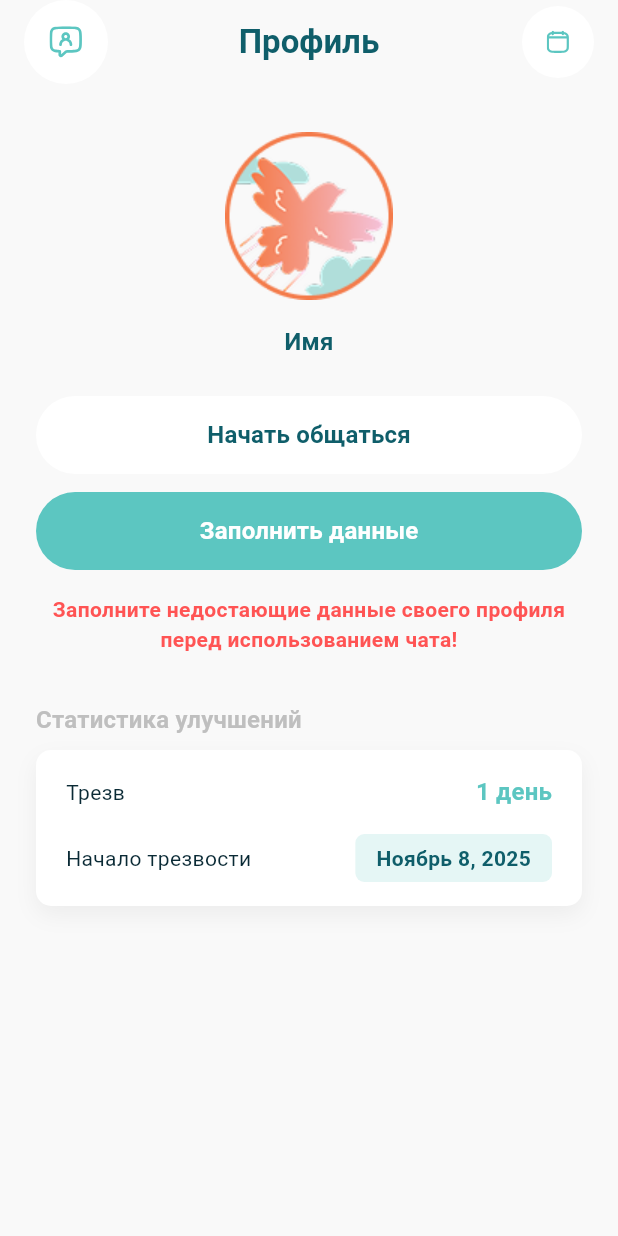
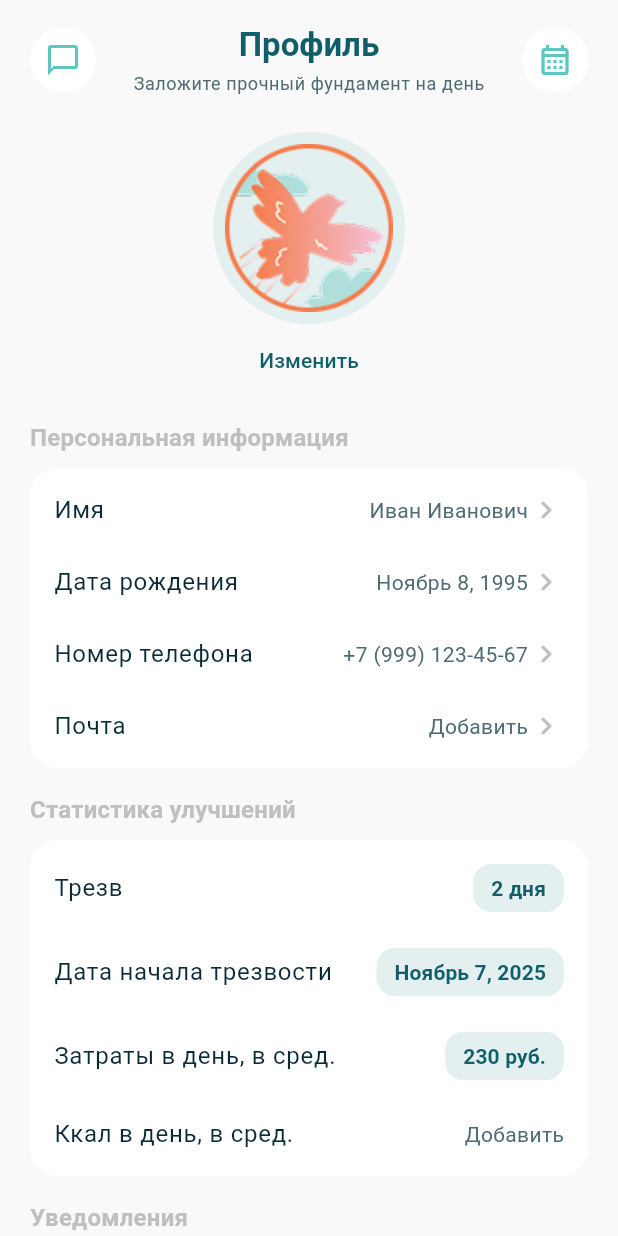
Before and after one commit to Sobol17/vairoo-app, a Flutter app: the _ProfileView screen opened directly, on a phone screen of 412 x 824 dp. Run offline on Flutter 3.47's test engine with Material 3 defaults, Android fonts, the phone set to English and light mode, and no system bars; our stand-ins replace dio, equatable, flutter_html, flutter_svg, go_router, mask_text_input_formatter and 2 more; accounts and stored records are empty.

Commit message:
Добавил поля в профиль

```diff
--- a/lib/src/features/profile/data/models/profile_model.dart
+++ b/lib/src/features/profile/data/models/profile_model.dart
@@ -3,13 +3,30 @@ import 'dart:convert';
 import 'package:ai_note/src/features/profile/domain/entities/profile.dart';
 
 class ProfileModel extends Profile {
-  const ProfileModel({required super.name, required super.sobrietyStartDate});
+  const ProfileModel({
+    required super.name,
+    required super.sobrietyStartDate,
+    super.birthDate,
+    super.phone,
+    super.email,
+    super.dailyExpenses,
+    super.dailyCalories,
+    super.pushNotificationsEnabled,
+    super.emailNotificationsEnabled,
+  });
 
   factory ProfileModel.initial() {
     final now = DateTime.now();
     return ProfileModel(
-      name: '',
-      sobrietyStartDate: DateTime(now.year, now.month, now.day),
+      name: 'Иван Иванович',
+      sobrietyStartDate: DateTime(now.year, now.month, now.day - 1),
+      birthDate: DateTime(now.year - 30, now.month, now.day),
+      phone: '+7 (999) 123-45-67',
+      email: '',
+      dailyExpenses: 230,
+      dailyCalories: null,
+      pushNotificationsEnabled: true,
+      emailNotificationsEnabled: true,
     );
   }
 
@@ -20,6 +37,18 @@ class ProfileModel extends Profile {
       sobrietyStartDate: rawDate == null || rawDate.isEmpty
           ? null
           : DateTime.parse(rawDate),
+      birthDate:
+          json['birthDate'] != null && (json['birthDate'] as String).isNotEmpty
+          ? DateTime.parse(json['birthDate'] as String)
+          : null,
+      phone: json['phone'] as String?,
+      email: json['email'] as String?,
+      dailyExpenses: (json['dailyExpenses'] as num?)?.toDouble(),
+      dailyCalories: (json['dailyCalories'] as num?)?.toDouble(),
+      pushNotificationsEnabled:
+          json['pushNotificationsEnabled'] as bool? ?? true,
+      emailNotificationsEnabled:
+          json['emailNotificationsEnabled'] as bool? ?? true,
     );
   }
 
@@ -27,6 +56,13 @@ class ProfileModel extends Profile {
     return <String, dynamic>{
       'name': name,
       'sobrietyStartDate': sobrietyStartDate?.toIso8601String() ?? '',
+      'birthDate': birthDate?.toIso8601String() ?? '',
+      'phone': phone ?? '',
+      'email': email ?? '',
+      'dailyExpenses': dailyExpenses,
+      'dailyCalories': dailyCalories,
+      'pushNotificationsEnabled': pushNotificationsEnabled,
+      'emailNotificationsEnabled': emailNotificationsEnabled,
     };
   }
 
--- a/lib/src/features/profile/domain/entities/profile.dart
+++ b/lib/src/features/profile/domain/entities/profile.dart
@@ -1,20 +1,67 @@
 import 'package:equatable/equatable.dart';
 
 class Profile extends Equatable {
-  const Profile({required this.name, required this.sobrietyStartDate});
+  const Profile({
+    required this.name,
+    required this.sobrietyStartDate,
+    this.birthDate,
+    this.phone,
+    this.email,
+    this.dailyExpenses,
+    this.dailyCalories,
+    this.pushNotificationsEnabled = true,
+    this.emailNotificationsEnabled = true,
+  });
 
   final String name;
   final DateTime? sobrietyStartDate;
+  final DateTime? birthDate;
+  final String? phone;
+  final String? email;
+  final double? dailyExpenses;
+  final double? dailyCalories;
+  final bool pushNotificationsEnabled;
+  final bool emailNotificationsEnabled;
 
-  bool get isComplete => name.isNotEmpty && sobrietyStartDate != null;
+  bool get isComplete =>
+      name.isNotEmpty && sobrietyStartDate != null && phone?.isNotEmpty == true;
 
-  Profile copyWith({String? name, DateTime? sobrietyStartDate}) {
+  Profile copyWith({
+    String? name,
+    DateTime? sobrietyStartDate,
+    DateTime? birthDate,
+    String? phone,
+    String? email,
+    double? dailyExpenses,
+    double? dailyCalories,
+    bool? pushNotificationsEnabled,
+    bool? emailNotificationsEnabled,
+  }) {
     return Profile(
       name: name ?? this.name,
       sobrietyStartDate: sobrietyStartDate ?? this.sobrietyStartDate,
+      birthDate: birthDate ?? this.birthDate,
+      phone: phone ?? this.phone,
+      email: email ?? this.email,
+      dailyExpenses: dailyExpenses ?? this.dailyExpenses,
+      dailyCalories: dailyCalories ?? this.dailyCalories,
+      pushNotificationsEnabled:
+          pushNotificationsEnabled ?? this.pushNotificationsEnabled,
+      emailNotificationsEnabled:
+          emailNotificationsEnabled ?? this.emailNotificationsEnabled,
     );
   }
 
   @override
-  List<Object?> get props => [name, sobrietyStartDate];
+  List<Object?> get props => [
+    name,
+    sobrietyStartDate,
+    birthDate,
+    phone,
+    email,
+    dailyExpenses,
+    dailyCalories,
+    pushNotificationsEnabled,
+    emailNotificationsEnabled,
+  ];
 }
--- a/lib/src/features/profile/presentation/controllers/profile_controller.dart
+++ b/lib/src/features/profile/presentation/controllers/profile_controller.dart
@@ -39,6 +39,31 @@ class ProfileController extends ChangeNotifier {
     return _formatter.formatFullDate(start);
   }
 
+  String get birthDateLabel {
+    final birth = _profile.birthDate;
+    if (birth == null) {
+      return 'Добавить';
+    }
+    return _formatter.formatFullDate(birth);
+  }
+
+  String get phoneLabel =>
+      _profile.phone?.isNotEmpty == true ? _profile.phone! : 'Добавить';
+
+  String get emailLabel =>
+      _profile.email?.isNotEmpty == true ? _profile.email! : 'Добавить';
+
+  String get dailyExpensesLabel => _profile.dailyExpenses != null
+      ? '${_profile.dailyExpenses!.toStringAsFixed(0)} руб.'
+      : 'Добавить';
+
+  String get dailyCaloriesLabel => _profile.dailyCalories != null
+      ? _profile.dailyCalories!.toStringAsFixed(0)
+      : 'Добавить';
+
+  bool get pushEnabled => _profile.pushNotificationsEnabled;
+  bool get emailEnabled => _profile.emailNotificationsEnabled;
+
   bool get isProfileComplete => _profile.isComplete;
 
   Future<void> loadProfile() async {
@@ -55,6 +80,16 @@ class ProfileController extends ChangeNotifier {
     _profile = profile;
     notifyListeners();
     await _repository.saveProfile(profile);
+  }
+
+  Future<void> togglePushNotifications(bool value) async {
+    final updated = _profile.copyWith(pushNotificationsEnabled: value);
+    await updateProfile(updated);
+  }
+
+  Future<void> toggleEmailNotifications(bool value) async {
+    final updated = _profile.copyWith(emailNotificationsEnabled: value);
+    await updateProfile(updated);
   }
 
   void _setLoading(bool value) {
--- a/lib/src/features/profile/presentation/pages/profile_edit_page.dart
+++ b/lib/src/features/profile/presentation/pages/profile_edit_page.dart
@@ -294,7 +294,7 @@ class _ProfileEditPageState extends State<ProfileEditPage> {
                               left: -15,
                               top: -8,
                               child: TextButton.icon(
-                                onPressed: () => {},
+                                onPressed: () => context.push('/profile'),
                                 icon: const Icon(Icons.chevron_left_rounded),
                                 label: const Text('Назад'),
                                 style: TextButton.styleFrom(
--- a/lib/src/features/profile/presentation/pages/profile_page.dart
+++ b/lib/src/features/profile/presentation/pages/profile_page.dart
@@ -1,9 +1,8 @@
 import 'package:ai_note/src/core/theme/app_colors.dart';
+import 'package:ai_note/src/features/plan/presentation/widgets/circular_nav_button.dart';
 import 'package:ai_note/src/features/profile/domain/repositories/profile_repository.dart';
 import 'package:ai_note/src/features/profile/presentation/controllers/profile_controller.dart';
-import 'package:ai_note/src/features/profile/presentation/widgets/profile_stats_card.dart';
 import 'package:flutter/material.dart';
-import 'package:flutter_svg/flutter_svg.dart';
 import 'package:go_router/go_router.dart';
 import 'package:provider/provider.dart';
 
@@ -32,159 +31,113 @@ class _ProfileView extends StatelessWidget {
 
         return Scaffold(
           backgroundColor: AppColors.bgGray,
-          appBar: AppBar(
-            backgroundColor: AppColors.bgGray,
-            elevation: 0,
-            centerTitle: true,
-            title: Text(
+          body: controller.isLoading
+              ? const Center(child: CircularProgressIndicator())
+              : SafeArea(
+                  child: SingleChildScrollView(
+                    padding: const EdgeInsets.fromLTRB(20, 16, 20, 32),
+                    child: Column(
+                      crossAxisAlignment: CrossAxisAlignment.center,
+                      children: [
+                        Row(
+                          children: [
+                            CircularNavButton(
+                              icon: Icons.chat_bubble_outline,
+                              onPressed: () => context.push('/home/chat'),
+                            ),
+                            Expanded(
+                              child: Column(
+                                children: [
+                                  Text(
                                     'Профиль',
                                     style: theme.textTheme.titleLarge?.copyWith(
+                                      color: AppColors.primary,
                                       fontWeight: FontWeight.w700,
-                color: AppColors.primary,
                                     ),
                                   ),
-            leading: Transform.translate(
-              offset: Offset(16, 0),
-              child: Container(
-                decoration: BoxDecoration(
-                  color: AppColors.surface,
-                  borderRadius: BorderRadius.circular(100),
-                ),
-                child: IconButton(
-                  onPressed: () {
-                    context.push('/home/notifications');
-                  },
-                  icon: SvgPicture.asset(
-                    'assets/icons/chat.svg',
-                    colorFilter: const ColorFilter.mode(
-                      AppColors.secondary,
-                      BlendMode.srcIn,
-                    ),
-                  ),
-                ),
-              ),
-            ),
-            actions: [
-              Container(
-                margin: EdgeInsets.only(right: 16),
-                decoration: BoxDecoration(
-                  color: AppColors.surface,
-                  borderRadius: BorderRadius.circular(100),
-                ),
-                child: IconButton(
-                  onPressed: () {},
-                  icon: SvgPicture.asset(
-                    'assets/icons/calendar.svg',
-                    colorFilter: const ColorFilter.mode(
-                      AppColors.secondary,
-                      BlendMode.srcIn,
-                    ),
-                  ),
+                                  const SizedBox(height: 4),
+                                  Text(
+                                    'Заложите прочный фундамент на день',
+                                    style: theme.textTheme.bodySmall?.copyWith(
+                                      color: AppColors.textSecondary,
                                     ),
                                   ),
                                 ],
                               ),
-          body: controller.isLoading
-              ? const Center(child: CircularProgressIndicator())
-              : SingleChildScrollView(
-                  padding: const EdgeInsets.symmetric(
-                    horizontal: 24,
-                    vertical: 32,
                             ),
-                  child: Column(
-                    crossAxisAlignment: CrossAxisAlignment.center,
-                    children: [
+                            CircularNavButton(
+                              icon: Icons.calendar_month_outlined,
+                              onPressed: () => context.push('/calendar'),
+                            ),
+                          ],
+                        ),
+                        const SizedBox(height: 24),
                         CircleAvatar(
-                        radius: 56,
-                        backgroundColor: AppColors.bgGray,
+                          radius: 64,
+                          backgroundColor: AppColors.secondaryLight,
                           child: Image.asset('assets/icons/avatar.png'),
                         ),
-                      const SizedBox(height: 16),
-                      Text(
-                        controller.displayName,
-                        style: theme.textTheme.titleMedium?.copyWith(
-                          fontWeight: FontWeight.w600,
-                          color: AppColors.primary,
-                        ),
-                      ),
-                      const SizedBox(height: 24),
-                      SizedBox(
-                        width: double.infinity,
-                        child: FilledButton(
-                          onPressed: controller.isProfileComplete
-                              ? () {}
-                              : null,
-                          style: FilledButton.styleFrom(
-                            backgroundColor: Colors.white,
-                            foregroundColor: AppColors.primary,
-                            disabledBackgroundColor: Colors.white,
-                            disabledForegroundColor: AppColors.primary,
-                            padding: const EdgeInsets.symmetric(vertical: 14),
-                            shape: RoundedRectangleBorder(
-                              borderRadius: BorderRadius.circular(32),
-                              side: BorderSide(
-                                color: controller.isProfileComplete
-                                    ? AppColors.secondary
-                                    : Colors.transparent,
-                                width: 1.2,
-                              ),
-                            ),
-                            textStyle: theme.textTheme.titleMedium?.copyWith(
-                              fontWeight: FontWeight.w600,
-                            ),
-                          ),
-                          child: const Text('Начать общаться'),
-                        ),
-                      ),
-                      const SizedBox(height: 12),
-                      SizedBox(
-                        width: double.infinity,
-                        child: FilledButton(
+                        TextButton(
                           onPressed: () => context.push('/profile/edit'),
-                          style: FilledButton.styleFrom(
-                            backgroundColor: AppColors.secondary,
-                            foregroundColor: Colors.white,
-                            padding: const EdgeInsets.symmetric(vertical: 14),
-                            shape: RoundedRectangleBorder(
-                              borderRadius: BorderRadius.circular(32),
-                            ),
-                            textStyle: theme.textTheme.titleMedium?.copyWith(
-                              fontWeight: FontWeight.w600,
-                            ),
-                          ),
-                          child: Text(
-                            controller.isProfileComplete
-                                ? 'Изменить данные'
-                                : 'Заполнить данные',
-                          ),
-                        ),
+                          child: const Text('Изменить'),
                         ),
                         const SizedBox(height: 16),
-                      Text(
-                        'Заполните недостающие данные своего профиля перед использованием чата!',
-                        textAlign: TextAlign.center,
-                        style: theme.textTheme.bodyMedium?.copyWith(
-                          color: AppColors.accent,
-                          fontWeight: FontWeight.w600,
+                        _ProfileSection(
+                          title: 'Персональная информация',
+                          children: [
+                            _ProfileInfoRow(
+                              label: 'Имя',
+                              value: controller.displayName,
                             ),
+                            _ProfileInfoRow(
+                              label: 'Дата рождения',
+                              value: controller.birthDateLabel,
                             ),
-                      const SizedBox(height: 32),
-                      Align(
-                        alignment: Alignment.centerLeft,
-                        child: Text(
-                          'Статистика улучшений',
-                          style: theme.textTheme.titleMedium?.copyWith(
-                            color: AppColors.textGray,
-                            fontWeight: FontWeight.w600,
+                            _ProfileInfoRow(
+                              label: 'Номер телефона',
+                              value: controller.phoneLabel,
                             ),
-                        ),
-                      ),
-                      const SizedBox(height: 8),
-                      ProfileStatsCard(
-                        sobrietyDuration: controller.sobrietyDuration,
-                        sobrietyStartLabel: controller.sobrietyStartLabel,
+                            _ProfileInfoRow(
+                              label: 'Почта',
+                              value: controller.emailLabel,
                             ),
                           ],
+                        ),
+                        const SizedBox(height: 16),
+                        _ProfileSection(
+                          title: 'Статистика улучшений',
+                          children: [
+                            _ProfileInfoRow(
+                              label: 'Трезв',
+                              value: controller.sobrietyDuration,
+                              highlight: true,
+                              showChevron: false,
+                            ),
+                            _ProfileInfoRow(
+                              label: 'Дата начала трезвости',
+                              value: controller.sobrietyStartLabel,
+                              highlight: true,
+                              showChevron: false,
+                            ),
+                            _ProfileInfoRow(
+                              label: 'Затраты в день, в сред.',
+                              value: controller.dailyExpensesLabel,
+                              highlight: true,
+                              showChevron: false,
+                            ),
+                            _ProfileInfoRow(
+                              label: 'Ккал в день, в сред.',
+                              value: controller.dailyCaloriesLabel,
+                              showChevron: false,
+                            ),
+                          ],
+                        ),
+                        const SizedBox(height: 16),
+                        _NotificationsSection(controller: controller),
+                        const SizedBox(height: 24),
+                        _ActionsSection(),
+                      ],
+                    ),
                   ),
                 ),
         );
@@ -192,3 +145,173 @@ class _ProfileView extends StatelessWidget {
     );
   }
 }
+
+class _ProfileSection extends StatelessWidget {
+  const _ProfileSection({required this.title, required this.children});
+
+  final String title;
+  final List<Widget> children;
+
+  @override
+  Widget build(BuildContext context) {
+    final theme = Theme.of(context);
+    return Column(
+      crossAxisAlignment: CrossAxisAlignment.start,
+      children: [
+        Text(
+          title,
+          style: theme.textTheme.titleMedium?.copyWith(
+            color: AppColors.textGray,
+            fontWeight: FontWeight.w600,
+          ),
+        ),
+        const SizedBox(height: 8),
+        Container(
+          width: double.infinity,
+          padding: const EdgeInsets.symmetric(vertical: 4),
+          decoration: BoxDecoration(
+            color: Colors.white,
+            borderRadius: BorderRadius.circular(18),
+          ),
+          child: Column(children: children),
+        ),
+      ],
+    );
+  }
+}
+
+class _ProfileInfoRow extends StatelessWidget {
+  const _ProfileInfoRow({
+    required this.label,
+    required this.value,
+    this.highlight = false,
+    this.showChevron = true,
+  });
+
+  final String label;
+  final String value;
+  final bool highlight;
+  final bool showChevron;
+
+  @override
+  Widget build(BuildContext context) {
+    final theme = Theme.of(context);
+    final textStyle = theme.textTheme.bodyLarge?.copyWith(
+      color: AppColors.textPrimary,
+    );
+
+    final valueWidget = highlight
+        ? Container(
+            padding: const EdgeInsets.symmetric(horizontal: 12, vertical: 6),
+            decoration: BoxDecoration(
+              color: AppColors.secondaryLight,
+              borderRadius: BorderRadius.circular(12),
+            ),
+            child: Text(
+              value,
+              style: theme.textTheme.labelLarge?.copyWith(
+                color: AppColors.primary,
+                fontWeight: FontWeight.w600,
+              ),
+            ),
+          )
+        : Text(
+            value,
+            style: theme.textTheme.bodyMedium?.copyWith(
+              color: AppColors.textSecondary,
+            ),
+          );
+
+    return Padding(
+      padding: const EdgeInsets.symmetric(horizontal: 16, vertical: 12),
+      child: Row(
+        children: [
+          Expanded(child: Text(label, style: textStyle)),
+          valueWidget,
+          if (showChevron)
+            const Icon(Icons.chevron_right_rounded, color: AppColors.textGray),
+        ],
+      ),
+    );
+  }
+}
+
+class _NotificationsSection extends StatelessWidget {
+  const _NotificationsSection({required this.controller});
+
+  final ProfileController controller;
+
+  @override
+  Widget build(BuildContext context) {
+    final theme = Theme.of(context);
+    return Column(
+      crossAxisAlignment: CrossAxisAlignment.start,
+      children: [
+        Text(
+          'Уведомления',
+          style: theme.textTheme.titleMedium?.copyWith(
+            color: AppColors.textGray,
+            fontWeight: FontWeight.w600,
+          ),
+        ),
+        const SizedBox(height: 8),
+        Container(
+          decoration: BoxDecoration(
+            color: Colors.white,
+            borderRadius: BorderRadius.circular(18),
+          ),
+          child: Column(
+            children: [
+              SwitchListTile(
+                title: const Text('Пуш-уведомления'),
+                subtitle: const Text('Вкл.'),
+                value: controller.pushEnabled,
+                activeColor: AppColors.secondary,
+                onChanged: controller.togglePushNotifications,
+              ),
+              const Divider(height: 0),
+              SwitchListTile(
+                title: const Text('Сообщения на почту'),
+                subtitle: const Text('Вкл.'),
+                value: controller.emailEnabled,
+                activeColor: AppColors.secondary,
+                onChanged: controller.toggleEmailNotifications,
+              ),
+            ],
+          ),
+        ),
+      ],
+    );
+  }
+}
+
+class _ActionsSection extends StatelessWidget {
+  @override
+  Widget build(BuildContext context) {
+    final theme = Theme.of(context);
+    final style = theme.textTheme.bodyMedium?.copyWith(
+      color: AppColors.secondary,
+      fontWeight: FontWeight.w600,
+    );
+    return Align(
+      alignment: Alignment.centerLeft,
+      child: Column(
+        crossAxisAlignment: CrossAxisAlignment.start,
+        children: [
+          TextButton(
+            onPressed: () {},
+            child: Text('Сбросить все данные', style: style),
+          ),
+          TextButton(
+            onPressed: () {},
+            child: Text('Выйти', style: style),
+          ),
+          TextButton(
+            onPressed: () {},
+            child: Text('Удалить профиль', style: style),
+          ),
+        ],
+      ),
+    );
+  }
+}
```
Lines whose indentation alone changed are shown as unchanged.
